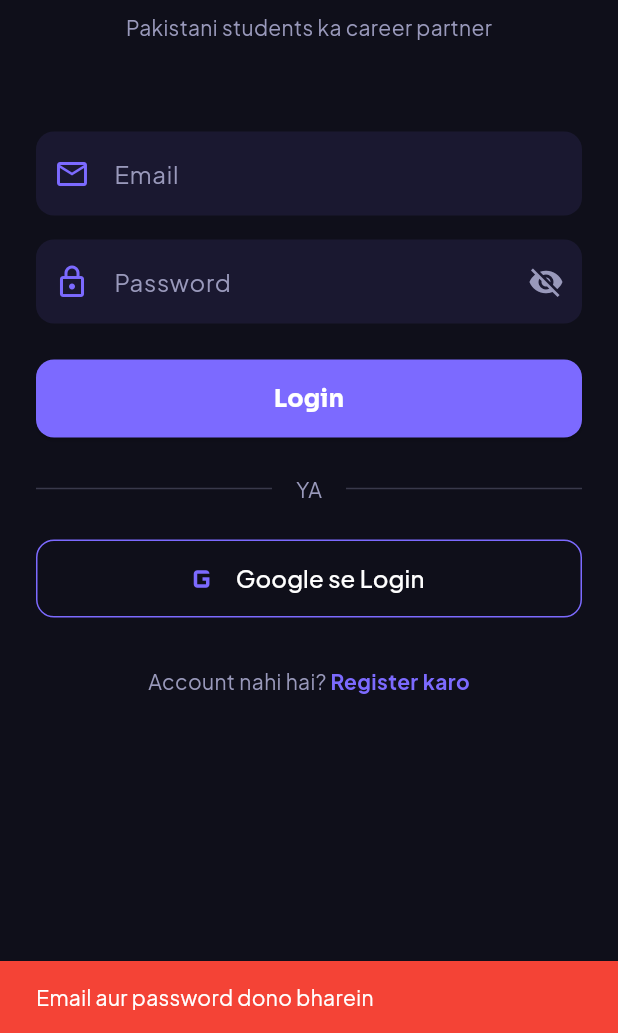
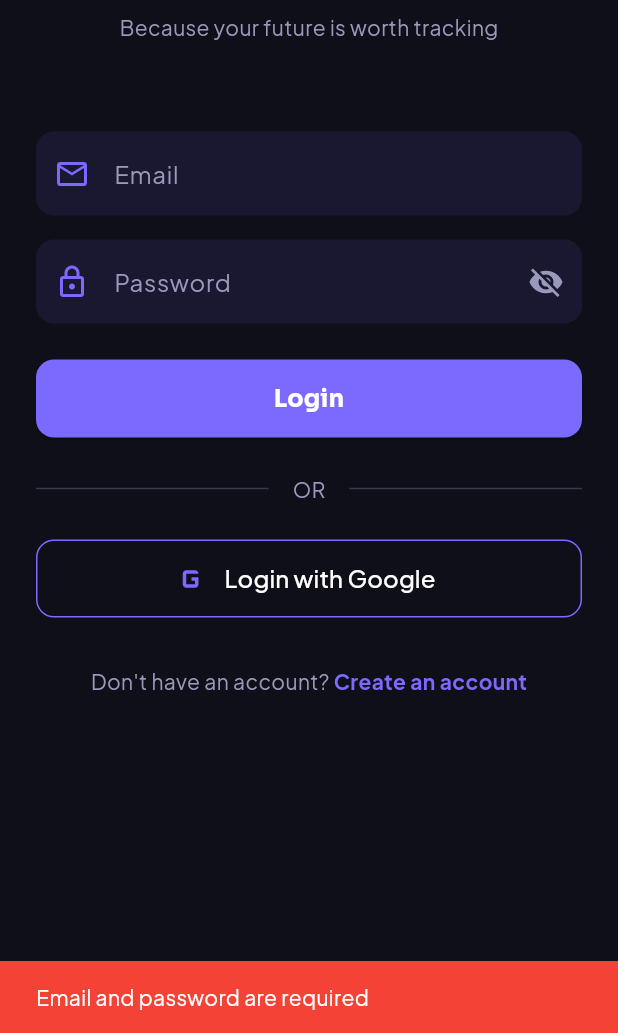
Before and after one commit to AbdullahBuildsDev/HireReady.pk, a Flutter app: the screen it shows after launch, after a tap on "Login", on a phone screen of 412 x 824 dp, the part 203-1236 px from its top. Run offline on Flutter 3.47's test engine with Material 3 defaults, Android fonts, the phone set to English and light mode, and no system bars; our stand-ins replace cloud_firestore, firebase_auth, firebase_core, google_fonts, google_sign_in; accounts and stored records are empty.

Commit message:
UI updates: tagline and welcome text changes with addition of some typing language

```diff
--- a/lib/screens/add_job_screen.dart
+++ b/lib/screens/add_job_screen.dart
@@ -52,7 +52,7 @@ class _AddJobScreenState extends State<AddJobScreen> {
     if (_companyController.text.isEmpty || _roleController.text.isEmpty) {
       ScaffoldMessenger.of(context).showSnackBar(
         const SnackBar(
-          content: Text('Company aur Role zaroor bharein'),
+          content: Text('Company and Role are required'),
           backgroundColor: AppColors.error,
         ),
       );
@@ -88,7 +88,7 @@ class _AddJobScreenState extends State<AddJobScreen> {
       appBar: AppBar(
         backgroundColor: AppColors.background,
         iconTheme: const IconThemeData(color: AppColors.textWhite),
-        title: Text('Nai Job Add Karo',
+        title: Text('Add New Job',
             style: GoogleFonts.sora(color: AppColors.textWhite)),
       ),
       body: SingleChildScrollView(
@@ -165,7 +165,7 @@ class _AddJobScreenState extends State<AddJobScreen> {
                 ),
                 child: _isLoading
                     ? const CircularProgressIndicator(color: Colors.white)
-                    : Text('Job Save Karo',
+                    : Text('Save job',
                         style: GoogleFonts.sora(
                           fontSize: 16,
                           fontWeight: FontWeight.bold,
@@ -220,7 +220,7 @@ class _AddJobScreenState extends State<AddJobScreen> {
                 Text(
                   date != null
                       ? '${date.day}/${date.month}/${date.year}'
-                      : optional ? 'Select karo (optional)' : 'Select karo',
+                      : optional ? 'Select(optional)' : 'Select',
                   style: const TextStyle(color: AppColors.textWhite),
                 ),
               ],
--- a/lib/screens/job_detail_screen.dart
+++ b/lib/screens/job_detail_screen.dart
@@ -57,9 +57,9 @@ class _JobDetailScreenState extends State<JobDetailScreen> {
       context: context,
       builder: (context) => AlertDialog(
         backgroundColor: AppColors.card,
-        title: Text('Delete karo?',
+        title: Text('DeleteJob?',
             style: TextStyle(color: AppColors.textWhite)),
-        content: Text('Kya aap is job ko delete karna chahte ho?',
+        content: Text('Are you sure you want to delete this job?',
             style: TextStyle(color: AppColors.textGrey)),
         actions: [
           TextButton(
@@ -194,7 +194,7 @@ class _JobDetailScreenState extends State<JobDetailScreen> {
               maxLines: 5,
               style: const TextStyle(color: AppColors.textWhite),
               decoration: InputDecoration(
-                hintText: 'Koi notes likhein...',
+                hintText: 'Add any notes...',
                 hintStyle: const TextStyle(color: AppColors.textGrey),
                 filled: true,
                 fillColor: AppColors.card,
--- a/lib/screens/login_screen.dart
+++ b/lib/screens/login_screen.dart
@@ -21,7 +21,7 @@ class _LoginScreenState extends State<LoginScreen> {
 
   Future<void> _login() async {
     if (_emailController.text.isEmpty || _passwordController.text.isEmpty) {
-      _showError('Email aur password dono bharein');
+      _showError('Email and password are required');
       return;
     }
     setState(() => _isLoading = true);
@@ -78,7 +78,7 @@ class _LoginScreenState extends State<LoginScreen> {
                     color: AppColors.primary,
                   )),
               const SizedBox(height: 8),
-              Text('Pakistani students ka career partner',
+              Text('Because your future is worth tracking',
                   style: TextStyle(color: AppColors.textGrey, fontSize: 14)),
               const SizedBox(height: 60),
               TextField(
@@ -147,7 +147,7 @@ class _LoginScreenState extends State<LoginScreen> {
                 Expanded(child: Divider(color: AppColors.textGrey.withOpacity(0.3))),
                 Padding(
                   padding: const EdgeInsets.symmetric(horizontal: 16),
-                  child: Text('YA', style: TextStyle(color: AppColors.textGrey)),
+                  child: Text('OR', style: TextStyle(color: AppColors.textGrey)),
                 ),
                 Expanded(child: Divider(color: AppColors.textGrey.withOpacity(0.3))),
               ]),
@@ -158,7 +158,7 @@ class _LoginScreenState extends State<LoginScreen> {
                 child: OutlinedButton.icon(
                   onPressed: _isLoading ? null : _googleLogin,
                   icon: const Icon(Icons.g_mobiledata, color: AppColors.primary, size: 28),
-                  label: Text('Google se Login',
+                  label: Text('Login with Google',
                       style: TextStyle(color: AppColors.textWhite, fontSize: 16)),
                   style: OutlinedButton.styleFrom(
                     side: const BorderSide(color: AppColors.primary),
@@ -172,12 +172,12 @@ class _LoginScreenState extends State<LoginScreen> {
               Row(
                 mainAxisAlignment: MainAxisAlignment.center,
                 children: [
-                  Text('Account nahi hai? ',
+                  Text('Don\'t have an account? ',
                       style: TextStyle(color: AppColors.textGrey)),
                   GestureDetector(
                     onTap: () => Navigator.push(context,
                         MaterialPageRoute(builder: (_) => const RegisterScreen())),
-                    child: Text('Register karo',
+                    child: Text('Create an account',
                         style: TextStyle(
                             color: AppColors.primary,
                             fontWeight: FontWeight.bold)),
--- a/lib/screens/register_screen.dart
+++ b/lib/screens/register_screen.dart
@@ -23,7 +23,7 @@ class _RegisterScreenState extends State<RegisterScreen> {
     if (_nameController.text.isEmpty ||
         _emailController.text.isEmpty ||
         _passwordController.text.isEmpty) {
-      _showError('Sab fields bharein');
+      _showError('All fields are required');
       return;
     }
     setState(() => _isLoading = true);
@@ -56,7 +56,7 @@ class _RegisterScreenState extends State<RegisterScreen> {
       appBar: AppBar(
         backgroundColor: AppColors.background,
         iconTheme: const IconThemeData(color: AppColors.textWhite),
-        title: Text('Naya Account',
+        title: Text('New Account',
             style: GoogleFonts.sora(color: AppColors.textWhite)),
       ),
       body: SafeArea(
@@ -65,7 +65,7 @@ class _RegisterScreenState extends State<RegisterScreen> {
           child: Column(
             children: [
               const SizedBox(height: 32),
-              Text('HireReady.pk mein Khush Aamdeed!',
+              Text('HireReady.pk is your career partner',
                   style: GoogleFonts.sora(
                     fontSize: 22,
                     fontWeight: FontWeight.bold,
@@ -73,7 +73,7 @@ class _RegisterScreenState extends State<RegisterScreen> {
                   ),
                   textAlign: TextAlign.center),
               const SizedBox(height: 8),
-              Text('Apna account banao aur apni journey shuru karo',
+              Text('Create an account and start your journey',
                   style: TextStyle(color: AppColors.textGrey, fontSize: 14),
                   textAlign: TextAlign.center),
               const SizedBox(height: 40),
@@ -81,7 +81,7 @@ class _RegisterScreenState extends State<RegisterScreen> {
                 controller: _nameController,
                 style: const TextStyle(color: AppColors.textWhite),
                 decoration: InputDecoration(
-                  labelText: 'Apna Naam',
+                  labelText: 'Your Name',
                   labelStyle: const TextStyle(color: AppColors.textGrey),
                   prefixIcon: const Icon(Icons.person_outline, color: AppColors.primary),
                   filled: true,
@@ -147,7 +147,7 @@ class _RegisterScreenState extends State<RegisterScreen> {
                   ),
                   child: _isLoading
                       ? const CircularProgressIndicator(color: Colors.white)
-                      : Text('Account Banao',
+                      : Text('Creat Account',
                           style: GoogleFonts.sora(
                             fontSize: 16,
                             fontWeight: FontWeight.bold,
```
